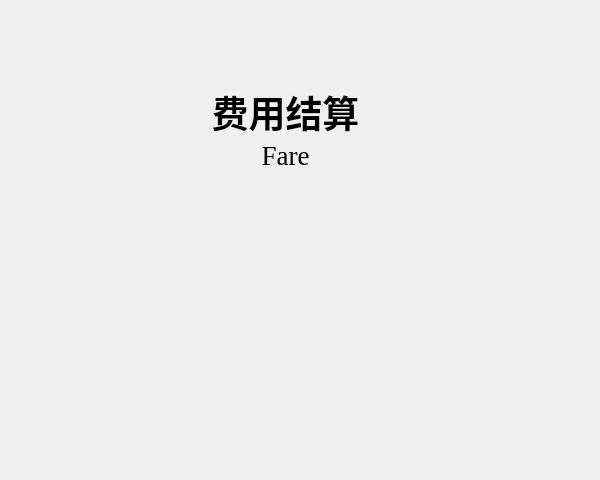
Above: Qt/MainPage/MainPage/mainwindow.ui from TangLongbin/tickets-selling before the change. Below: the same form after it.
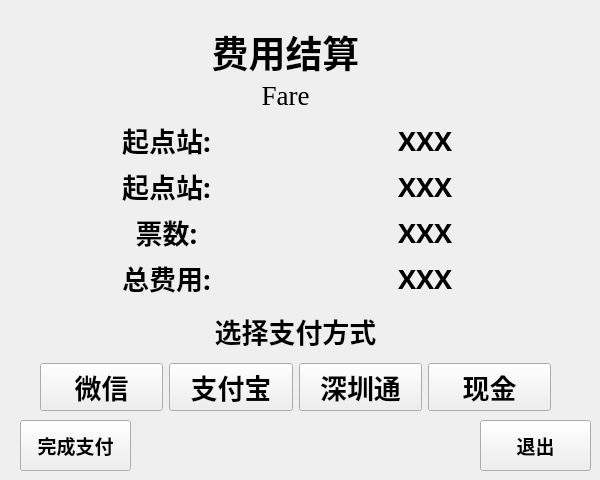
That is the form after the change. The open tabs and pages were chosen to show the change.

```diff
--- a/Qt/MainPage/MainPage/mainwindow.ui
+++ b/Qt/MainPage/MainPage/mainwindow.ui
@@ -1161,11 +1161,11 @@
      </widget>
     </widget>
     <widget class="QWidget" name="page">
-     <widget class="QWidget" name="">
+     <widget class="QWidget" name="layoutWidget">
       <property name="geometry">
        <rect>
         <x>200</x>
-        <y>90</y>
+        <y>30</y>
         <width>171</width>
         <height>81</height>
        </rect>
@@ -1206,6 +1206,365 @@
          </property>
          <property name="alignment">
           <set>Qt::AlignCenter</set>
+         </property>
+        </widget>
+       </item>
+      </layout>
+     </widget>
+     <widget class="QPushButton" name="pushButton_7">
+      <property name="geometry">
+       <rect>
+        <x>480</x>
+        <y>420</y>
+        <width>111</width>
+        <height>51</height>
+       </rect>
+      </property>
+      <property name="text">
+       <string>退出</string>
+      </property>
+     </widget>
+     <widget class="QPushButton" name="pushButton_14">
+      <property name="geometry">
+       <rect>
+        <x>20</x>
+        <y>420</y>
+        <width>111</width>
+        <height>51</height>
+       </rect>
+      </property>
+      <property name="text">
+       <string>完成支付</string>
+      </property>
+     </widget>
+     <widget class="QWidget" name="">
+      <property name="geometry">
+       <rect>
+        <x>40</x>
+        <y>120</y>
+        <width>511</width>
+        <height>301</height>
+       </rect>
+      </property>
+      <layout class="QVBoxLayout" name="verticalLayout_6">
+       <property name="bottomMargin">
+        <number>10</number>
+       </property>
+       <item>
+        <layout class="QGridLayout" name="gridLayout">
+         <item row="1" column="0">
+          <widget class="QLabel" name="label_9">
+           <property name="font">
+            <font>
+             <family>宋体</family>
+             <pointsize>20</pointsize>
+             <weight>75</weight>
+             <bold>true</bold>
+             <underline>false</underline>
+            </font>
+           </property>
+           <property name="text">
+            <string>起点站:</string>
+           </property>
+           <property name="alignment">
+            <set>Qt::AlignCenter</set>
+           </property>
+          </widget>
+         </item>
+         <item row="3" column="0">
+          <widget class="QLabel" name="label_13">
+           <property name="font">
+            <font>
+             <family>宋体</family>
+             <pointsize>20</pointsize>
+             <weight>75</weight>
+             <bold>true</bold>
+             <underline>false</underline>
+            </font>
+           </property>
+           <property name="text">
+            <string>总费用:</string>
+           </property>
+           <property name="alignment">
+            <set>Qt::AlignCenter</set>
+           </property>
+          </widget>
+         </item>
+         <item row="1" column="1">
+          <widget class="QLabel" name="label_11">
+           <property name="font">
+            <font>
+             <family>宋体</family>
+             <pointsize>20</pointsize>
+             <weight>75</weight>
+             <bold>true</bold>
+             <underline>false</underline>
+            </font>
+           </property>
+           <property name="text">
+            <string>XXX</string>
+           </property>
+           <property name="alignment">
+            <set>Qt::AlignCenter</set>
+           </property>
+          </widget>
+         </item>
+         <item row="0" column="1">
+          <widget class="QLabel" name="label_10">
+           <property name="font">
+            <font>
+             <family>宋体</family>
+             <pointsize>20</pointsize>
+             <weight>75</weight>
+             <bold>true</bold>
+             <underline>false</underline>
+            </font>
+           </property>
+           <property name="text">
+            <string>XXX</string>
+           </property>
+           <property name="alignment">
+            <set>Qt::AlignCenter</set>
+           </property>
+          </widget>
+         </item>
+         <item row="0" column="0">
+          <widget class="QLabel" name="label_8">
+           <property name="font">
+            <font>
+             <family>宋体</family>
+             <pointsize>20</pointsize>
+             <weight>75</weight>
+             <bold>true</bold>
+             <underline>false</underline>
+            </font>
+           </property>
+           <property name="text">
+            <string>起点站:</string>
+           </property>
+           <property name="alignment">
+            <set>Qt::AlignCenter</set>
+           </property>
+          </widget>
+         </item>
+         <item row="3" column="1">
+          <widget class="QLabel" name="label_12">
+           <property name="font">
+            <font>
+             <family>宋体</family>
+             <pointsize>20</pointsize>
+             <weight>75</weight>
+             <bold>true</bold>
+             <underline>false</underline>
+            </font>
+           </property>
+           <property name="text">
+            <string>XXX</string>
+           </property>
+           <property name="alignment">
+            <set>Qt::AlignCenter</set>
+           </property>
+          </widget>
+         </item>
+         <item row="2" column="0">
+          <widget class="QLabel" name="label_17">
+           <property name="font">
+            <font>
+             <family>宋体</family>
+             <pointsize>20</pointsize>
+             <weight>75</weight>
+             <bold>true</bold>
+             <underline>false</underline>
+            </font>
+           </property>
+           <property name="text">
+            <string>票数:</string>
+           </property>
+           <property name="alignment">
+            <set>Qt::AlignCenter</set>
+           </property>
+          </widget>
+         </item>
+         <item row="2" column="1">
+          <widget class="QLabel" name="label_18">
+           <property name="font">
+            <font>
+             <family>宋体</family>
+             <pointsize>20</pointsize>
+             <weight>75</weight>
+             <bold>true</bold>
+             <underline>false</underline>
+            </font>
+           </property>
+           <property name="text">
+            <string>XXX</string>
+           </property>
+           <property name="alignment">
+            <set>Qt::AlignCenter</set>
+           </property>
+          </widget>
+         </item>
+        </layout>
+       </item>
+       <item>
+        <widget class="QLabel" name="label_14">
+         <property name="font">
+          <font>
+           <family>宋体</family>
+           <pointsize>20</pointsize>
+           <weight>75</weight>
+           <bold>true</bold>
+           <underline>false</underline>
+          </font>
+         </property>
+         <property name="text">
+          <string>选择支付方式</string>
+         </property>
+         <property name="alignment">
+          <set>Qt::AlignCenter</set>
+         </property>
+        </widget>
+       </item>
+       <item>
+        <layout class="QHBoxLayout" name="horizontalLayout">
+         <item>
+          <widget class="QPushButton" name="pushButton_13">
+           <property name="font">
+            <font>
+             <family>宋体</family>
+             <pointsize>20</pointsize>
+             <weight>75</weight>
+             <bold>true</bold>
+             <underline>false</underline>
+            </font>
+           </property>
+           <property name="text">
+            <string>微信</string>
+           </property>
+          </widget>
+         </item>
+         <item>
+          <widget class="QPushButton" name="pushButton_10">
+           <property name="font">
+            <font>
+             <family>宋体</family>
+             <pointsize>20</pointsize>
+             <weight>75</weight>
+             <bold>true</bold>
+             <underline>false</underline>
+            </font>
+           </property>
+           <property name="text">
+            <string>支付宝</string>
+           </property>
+          </widget>
+         </item>
+         <item>
+          <widget class="QPushButton" name="pushButton_9">
+           <property name="font">
+            <font>
+             <family>宋体</family>
+             <pointsize>20</pointsize>
+             <weight>75</weight>
+             <bold>true</bold>
+             <underline>false</underline>
+            </font>
+           </property>
+           <property name="text">
+            <string>深圳通</string>
+           </property>
+          </widget>
+         </item>
+         <item>
+          <widget class="QPushButton" name="pushButton_8">
+           <property name="font">
+            <font>
+             <family>宋体</family>
+             <pointsize>20</pointsize>
+             <weight>75</weight>
+             <bold>true</bold>
+             <underline>false</underline>
+            </font>
+           </property>
+           <property name="text">
+            <string>现金</string>
+           </property>
+          </widget>
+         </item>
+        </layout>
+       </item>
+      </layout>
+     </widget>
+    </widget>
+    <widget class="QWidget" name="page_4">
+     <widget class="QWidget" name="">
+      <property name="geometry">
+       <rect>
+        <x>160</x>
+        <y>110</y>
+        <width>281</width>
+        <height>211</height>
+       </rect>
+      </property>
+      <layout class="QVBoxLayout" name="verticalLayout_7">
+       <item>
+        <widget class="QLabel" name="label_15">
+         <property name="font">
+          <font>
+           <family>宋体</family>
+           <pointsize>24</pointsize>
+           <weight>75</weight>
+           <bold>true</bold>
+           <underline>false</underline>
+          </font>
+         </property>
+         <property name="text">
+          <string>购票成功</string>
+         </property>
+         <property name="alignment">
+          <set>Qt::AlignCenter</set>
+         </property>
+        </widget>
+       </item>
+       <item>
+        <widget class="QLabel" name="label_16">
+         <property name="text">
+          <string>5s后返回主页面</string>
+         </property>
+         <property name="alignment">
+          <set>Qt::AlignCenter</set>
+         </property>
+        </widget>
+       </item>
+       <item>
+        <spacer name="verticalSpacer_7">
+         <property name="orientation">
+          <enum>Qt::Vertical</enum>
+         </property>
+         <property name="sizeType">
+          <enum>QSizePolicy::Fixed</enum>
+         </property>
+         <property name="sizeHint" stdset="0">
+          <size>
+           <width>20</width>
+           <height>40</height>
+          </size>
+         </property>
+        </spacer>
+       </item>
+       <item>
+        <widget class="QPushButton" name="pushButton_15">
+         <property name="font">
+          <font>
+           <family>宋体</family>
+           <pointsize>24</pointsize>
+           <weight>75</weight>
+           <bold>true</bold>
+           <underline>false</underline>
+          </font>
+         </property>
+         <property name="text">
+          <string>立即返回</string>
          </property>
         </widget>
        </item>
```
Left out of the diff: 16 changed lines with no effect on the pictures.
